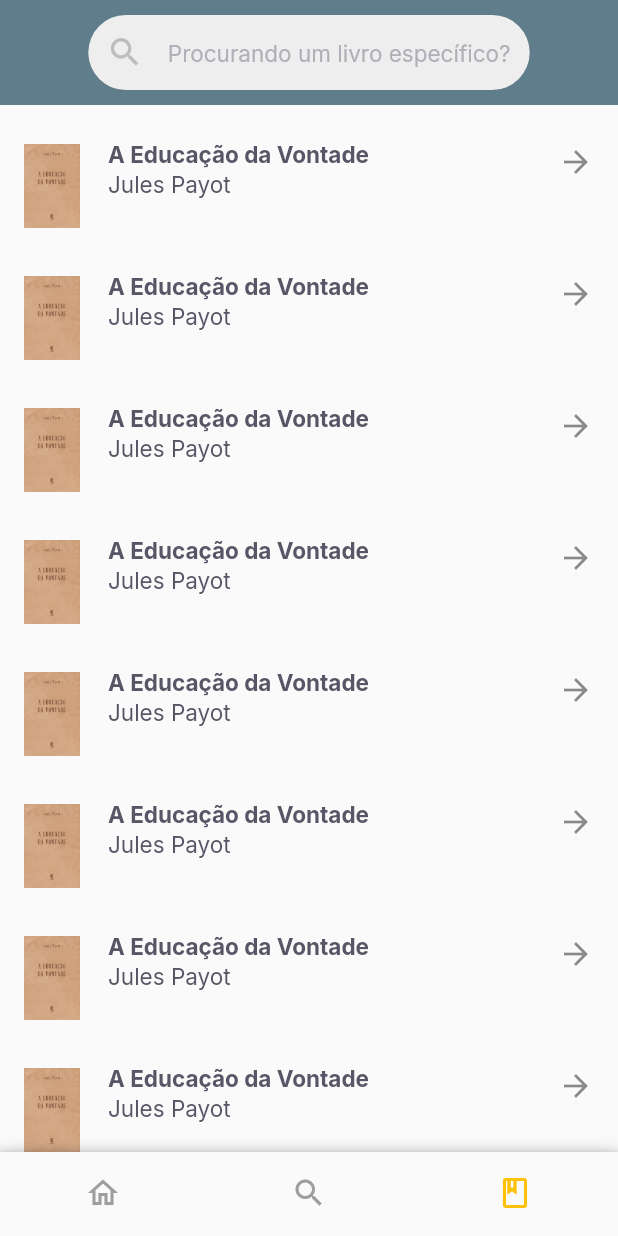
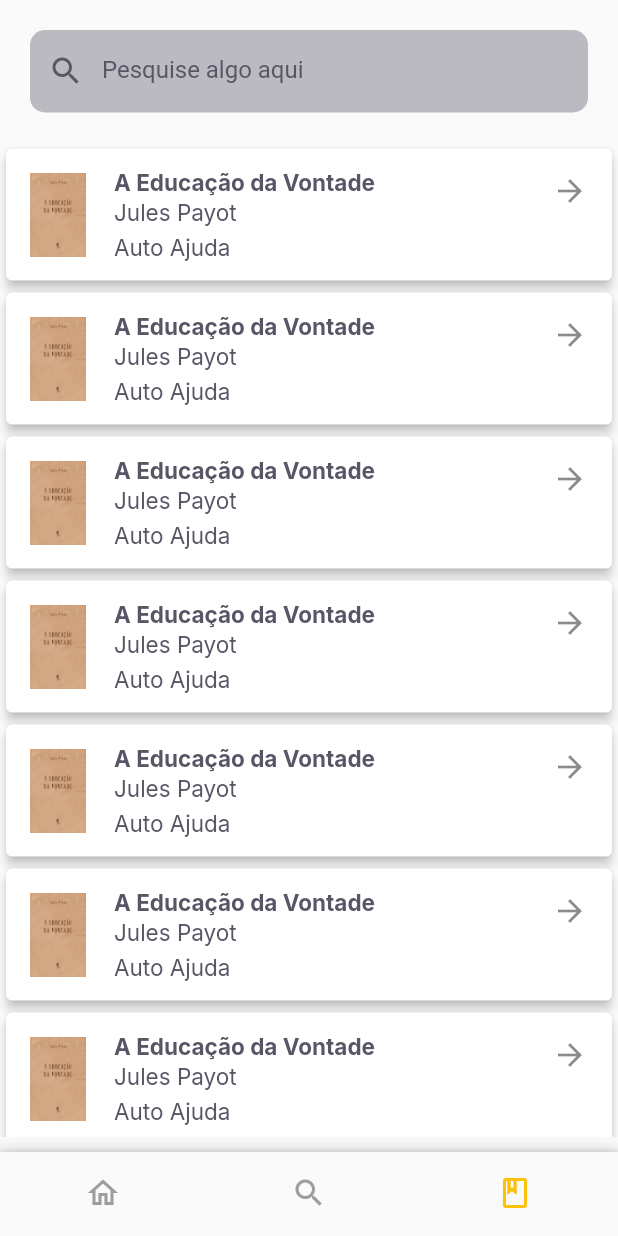
Before and after one commit to lucas-242/book_collector, a Flutter app: the screen it shows after launch, item 3 of the bottom bar chosen, on a phone screen of 412 x 824 dp. Run offline on Flutter 3.47's test engine with Material 2 defaults, Android fonts, the phone set to English and light mode, and no system bars; our stand-ins replace google_fonts.

Commit message:
creating search bar and SizeCongif class

```diff
--- a/lib/modules/app/widgets/app_widget.dart
+++ b/lib/modules/app/widgets/app_widget.dart
@@ -1,4 +1,5 @@
 import 'package:book_collector/modules/collection/collection.dart';
+import 'package:book_collector/shared/themes/themes.dart';
 import 'package:flutter/material.dart';
 
 import '../app.dart';
@@ -27,7 +28,9 @@ class _AppState extends State<App> {
 
   @override
   Widget build(BuildContext context) {
-    return Scaffold(
+    SizeConfig().init(context);
+    return SafeArea(
+      child: Scaffold(
         backgroundColor: Colors.white,
         body: SafeArea(
           child: pages[pageIndex],
@@ -36,6 +39,7 @@ class _AppState extends State<App> {
           currentPage: pageIndex,
           onTap: (index) => changePage(index),
         ),
+      ),
     );
   }
 }
--- a/lib/modules/collection/collection_page.dart
+++ b/lib/modules/collection/collection_page.dart
@@ -1,6 +1,7 @@
 import 'package:book_collector/shared/core/app_routes.dart';
 import 'package:book_collector/shared/models/book.dart';
 import 'package:book_collector/shared/themes/themes.dart';
+import 'package:book_collector/shared/widgets/search_bar_widget.dart';
 import 'package:flutter/material.dart';
 
 import 'widgets/book_tile_widget.dart';
@@ -41,46 +42,55 @@ class _CollectionPageState extends State<CollectionPage> {
     ];
 
     return Scaffold(
-      appBar: PreferredSize(
-        child: Column(children: [
-          Stack(alignment: Alignment.center, children: [
-            Container(height: 70, color: Colors.blueGrey),
-            Container(
-              width: size.width / 1.4,
-              height: 50,
-              alignment: Alignment.center,
-              decoration: BoxDecoration(
-                  color: Colors.grey[200],
-                  borderRadius: BorderRadius.circular(40)),
-              child: Padding(
-                padding: EdgeInsets.only(left: 12),
-                child: TextField(
-                  textCapitalization: TextCapitalization.sentences,
-                  style: AppTextStyles.buttonGrey,
-                  cursorHeight: 18,
-                  cursorColor: AppColors.grey,
-                  decoration: InputDecoration(
-                    enabledBorder: InputBorder.none,
-                    focusedBorder: InputBorder.none,
-                    focusColor: Colors.grey[600],
-                    isDense: true,
-                    icon: Icon(
-                      Icons.search,
-                      size: 25,
-                      color: Colors.grey[400],
-                    ),
-                    hintText: "Procurando um livro específico?",
-                    hintStyle: AppTextStyles.input,
-                    counterStyle: AppTextStyles.cryptoTitle,
-                  ),
-                ),
-              ),
-            ),
-          ]),
-        ]),
-        preferredSize: Size(size.width, 80),
-      ),
-      body: ListView.builder(
+      // appBar: PreferredSize(
+      //   child: Column(
+      //     children: [
+      //       Stack(
+      //         alignment: Alignment.center,
+      //         children: [
+      //           Container(height: 70, color: Colors.blueGrey),
+      //           Container(
+      //             width: size.width / 1.4,
+      //             height: 50,
+      //             alignment: Alignment.center,
+      //             decoration: BoxDecoration(
+      //                 color: Colors.grey[200],
+      //                 borderRadius: BorderRadius.circular(40)),
+      //             child: Padding(
+      //               padding: EdgeInsets.only(left: 12),
+      //               child: TextField(
+      //                 textCapitalization: TextCapitalization.sentences,
+      //                 style: AppTextStyles.buttonGrey,
+      //                 cursorHeight: 18,
+      //                 cursorColor: AppColors.grey,
+      //                 decoration: InputDecoration(
+      //                   enabledBorder: InputBorder.none,
+      //                   focusedBorder: InputBorder.none,
+      //                   focusColor: Colors.grey[600],
+      //                   isDense: true,
+      //                   icon: Icon(
+      //                     Icons.search,
+      //                     size: 25,
+      //                     color: Colors.grey[400],
+      //                   ),
+      //                   hintText: "Procurando um livro específico?",
+      //                   hintStyle: AppTextStyles.input,
+      //                   counterStyle: AppTextStyles.cryptoTitle,
+      //                 ),
+      //               ),
+      //             ),
+      //           ),
+      //         ],
+      //       ),
+      //     ],
+      //   ),
+      //   preferredSize: Size(size.width, 80),
+      // ),
+      body: Column(
+        children: [
+          SearchBar(showFiltersButton: false),
+          Expanded(
+            child: ListView.builder(
               physics: BouncingScrollPhysics(),
               itemCount: books.length,
               itemBuilder: (context, index) {
@@ -91,19 +101,10 @@ class _CollectionPageState extends State<CollectionPage> {
                 );
               },
             ),
+          ),
+          SizedBox(height: 10)
+        ],
+      ),
     );
   }
 }
-
-//  Container(
-//             alignment: Alignment.bottomCenter,
-//             height: size.height / 5,
-//             width: size.width,
-//             color: Colors.blueGrey,
-//             child: Padding(
-//               padding: EdgeInsets.only(bottom: 30),
-//               child: Text("Sua biblioteca na palma da mão",
-//                   style: AppTextStyles.titleLibrary,
-//                   textAlign: TextAlign.center),
-//             ),
-//           ),
--- a/lib/modules/collection/widgets/book_tile_widget.dart
+++ b/lib/modules/collection/widgets/book_tile_widget.dart
@@ -15,48 +15,26 @@ class BookTile extends StatelessWidget {
 
   @override
   Widget build(BuildContext context) {
-    return ListTile(
-      leading: Image.asset(book.image!, height: 100),
-      title: Text(book.name, style: AppTextStyles.buttonBoldGrey),
-      subtitle: Text(book.author, style: AppTextStyles.buttonGrey),
-      trailing: Icon(Icons.arrow_forward_outlined),
-      isThreeLine: true,
+    return GestureDetector(
+      onTap: onTap,
+      child: Card(
+        elevation: 3,
+        child: ListTile(
+          leading: Container(
+              height: 180, child: Image.asset(book.image!, height: 120)),
+          title: Text(book.name, style: AppTextStyles.buttonBoldGrey),
+          subtitle: Column(
+            crossAxisAlignment: CrossAxisAlignment.start,
+            children: [
+              Text(book.author, style: AppTextStyles.buttonGrey),
+              SizedBox(height: 5),
+              Text(book.category, style: AppTextStyles.buttonGrey),
+            ],
+          ),
+          trailing: Icon(Icons.arrow_forward_outlined),
+          isThreeLine: true,
+        ),
+      ),
     );
-
-    //
-    //
-    // Padding(
-    //   padding: EdgeInsets.symmetric(horizontal: 20, vertical: 10),
-    //   child: Column(
-    //     children: [
-    //       GestureDetector(
-    //         onTap: onTap,
-    //         child: Container(
-    //           width: size.width,
-    //           child: Row(
-    //             mainAxisAlignment: MainAxisAlignment.start,
-    //             children: [
-    //
-    //               Column(
-    //                 crossAxisAlignment: CrossAxisAlignment.start,
-    //                 children: [
-    //                           Text(book.name, style: AppTextStyles.buttonBoldGrey),
-    //                           Text(book.author, style: AppTextStyles.buttonGrey),
-    //                           Text(book.category, style: AppTextStyles.buttonGrey),
-    //                 ],
-    //               ),
-    //               SizedBox(width: 30),
-    //               Expanded(child: Icon(Icons.arrow_forward_outlined))
-    //             ],
-    //           ),
-    //         ),
-    //       ),
-    //       SizedBox(height: 5),
-    //       Divider(thickness: 1)
-    //     ],
-    //   ),
-    // );
-    // Card(
-    //   child:
   }
 }
--- /dev/null
+++ b/lib/shared/themes/size_config.dart
@@ -0,0 +1,27 @@
+import 'package:flutter/widgets.dart';
+
+class SizeConfig {
+  static late MediaQueryData _mediaQueryData;
+  static late double screenWidth;
+  static late double screenHeight;
+  static late double blockSizeHorizontal;
+  static late double blockSizeVertical;
+  static late double _safeAreaHorizontal;
+  static late double _safeAreaVertical;
+  static late double safeBlockHorizontal;
+  static late double safeBlockVertical;
+
+  void init(BuildContext context) {
+    _mediaQueryData = MediaQuery.of(context);
+    screenWidth = _mediaQueryData.size.width;
+    screenHeight = _mediaQueryData.size.height;
+    blockSizeHorizontal = screenWidth / 100;
+    blockSizeVertical = screenHeight / 100;
+    _safeAreaHorizontal =
+        _mediaQueryData.padding.left + _mediaQueryData.padding.right;
+    _safeAreaVertical =
+        _mediaQueryData.padding.top + _mediaQueryData.padding.bottom;
+    safeBlockHorizontal = (screenWidth - _safeAreaHorizontal) / 100;
+    safeBlockVertical = (screenHeight - _safeAreaVertical) / 100;
+  }
+}
--- a/lib/shared/themes/themes.dart
+++ b/lib/shared/themes/themes.dart
@@ -1,2 +1,3 @@
 export 'app_colors.dart';
 export 'app_text_styles.dart';
+export 'size_config.dart';
--- a/lib/shared/widgets/search_bar_widget.dart
+++ b/lib/shared/widgets/search_bar_widget.dart
@@ -1,14 +1,15 @@
+import 'package:book_collector/shared/themes/themes.dart';
 import 'package:flutter/material.dart';
 
-class SearchBar extends StatefulWidget {
+class SearchBar extends StatelessWidget {
   final Function()? onTap;
   final Function(String)? onChange;
   final Function(String)? onSubmitted;
   final String label;
   final bool showFiltersButton;
-  final Color? boxColor;
-  final Color? textColor;
-  final EdgeInsets? padding;
+  final Color boxColor;
+  final Color textColor;
+  final EdgeInsets padding;
 
   SearchBar({
     this.label = 'Pesquise algo aqui',
@@ -16,32 +17,18 @@ class SearchBar extends StatefulWidget {
     this.onTap,
     this.onSubmitted,
     this.onChange,
-    this.boxColor,
-    this.textColor,
-    this.padding,
-  });
-
-  @override
-  _SearchBarState createState() => _SearchBarState();
-}
-
-class _SearchBarState extends State<SearchBar> {
-  _handleSubmit(String search) {
-    widget.onSubmitted!(search);
-  }
-
-  _handleTap() {
-    widget.onTap!();
-  }
-
-  _handleChange(String search) {
-    widget.onChange!(search);
-  }
+    Color? boxColor,
+    Color? textColor,
+    EdgeInsets? padding,
+  })  : this.boxColor = boxColor ?? AppColors.grey.withAlpha(100),
+        this.textColor = textColor ?? AppColors.grey,
+        this.padding =
+            padding ?? EdgeInsets.symmetric(horizontal: 20, vertical: 20);
 
   @override
   Widget build(BuildContext context) {
     return Container(
-      padding: widget.padding,
+      padding: padding,
       child: Row(
         children: <Widget>[
           Expanded(
@@ -49,30 +36,30 @@ class _SearchBarState extends State<SearchBar> {
               height: 55,
               alignment: Alignment.center,
               decoration: BoxDecoration(
-                color: widget.boxColor,
+                color: boxColor,
                 borderRadius: BorderRadius.all(Radius.circular(10)),
               ),
               child: TextField(
-                onSubmitted: (search) => _handleSubmit(search),
-                onTap: () => _handleTap(),
-                onChanged: (search) => _handleChange(search),
-                cursorColor: Colors.green,
+                onSubmitted: (search) => onSubmitted!(search),
+                onTap: () => onTap!(),
+                onChanged: (search) => onChange!(search),
+                cursorColor: AppColors.primary,
                 textAlignVertical: TextAlignVertical.center,
                 decoration: InputDecoration(
                   border: InputBorder.none,
-                  hintText: widget.label,
-                  hintStyle: TextStyle(fontSize: 16, color: widget.textColor),
+                  hintText: label,
+                  hintStyle: TextStyle(fontSize: 16, color: textColor),
                   contentPadding:
                       EdgeInsets.only(left: 10, right: 10, bottom: 7, top: 5),
                   prefixIcon: Icon(
                     Icons.search,
-                    color: Colors.grey,
+                    color: AppColors.grey,
                   ),
                 ),
               ),
             ),
           ),
-          if (widget.showFiltersButton) ...[
+          if (showFiltersButton) ...[
             SizedBox(width: 20),
             _filterButton(),
           ]
@@ -84,14 +71,14 @@ class _SearchBarState extends State<SearchBar> {
   Widget _filterButton() {
     return ConstrainedBox(
       constraints: BoxConstraints.tightFor(
-        width: 200,
-        height: 80,
+        width: SizeConfig.blockSizeHorizontal * 13.8,
+        height: SizeConfig.blockSizeHorizontal * 13.8,
       ),
       child: ElevatedButton(
         onPressed: () {},
-        child: Icon(Icons.tune, color: Colors.grey),
+        child: Icon(Icons.tune, color: AppColors.stroke),
         style: ElevatedButton.styleFrom(
-          primary: Colors.green,
+          primary: AppColors.primary,
           shape: RoundedRectangleBorder(
             borderRadius: BorderRadius.circular(10.0),
           ),
@@ -99,4 +86,37 @@ class _SearchBarState extends State<SearchBar> {
       ),
     );
   }
+
+  //TextFormField with rounded borders
+  // Container(
+  //   width: size.width / 1.4,
+  //   height: 50,
+  //   alignment: Alignment.center,
+  //   decoration: BoxDecoration(
+  //       color: Colors.grey[200],
+  //       borderRadius: BorderRadius.circular(40)),
+  //   child: Padding(
+  //     padding: EdgeInsets.only(left: 12),
+  //     child: TextField(
+  //       textCapitalization: TextCapitalization.sentences,
+  //       style: AppTextStyles.buttonGrey,
+  //       cursorHeight: 18,
+  //       cursorColor: AppColors.grey,
+  //       decoration: InputDecoration(
+  //         enabledBorder: InputBorder.none,
+  //         focusedBorder: InputBorder.none,
+  //         focusColor: Colors.grey[600],
+  //         isDense: true,
+  //         icon: Icon(
+  //           Icons.search,
+  //           size: 30,
+  //           color: AppColors.grey,
+  //         ),
+  //         hintText: "Procurando um livro específico?",
+  //         hintStyle: AppTextStyles.input,
+  //         counterStyle: AppTextStyles.buttonGrey,
+  //       ),
+  //     ),
+  //   ),
+  // ),
 }
```
Also changed, not shown: lib/modules/book_description/book_description_page.dart (+7 -4 lines), lib/shared/widgets/size_config.dart (deleted, +0 -27 lines). Lines whose indentation alone changed are shown as unchanged.
